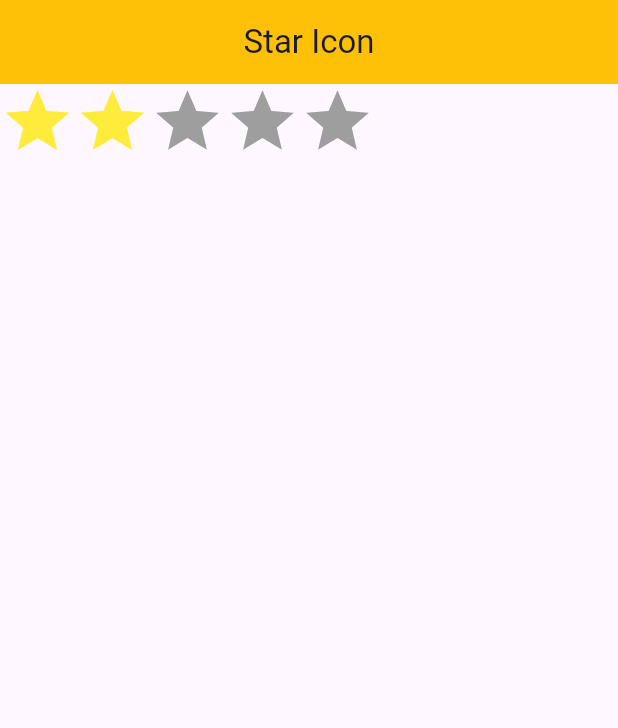
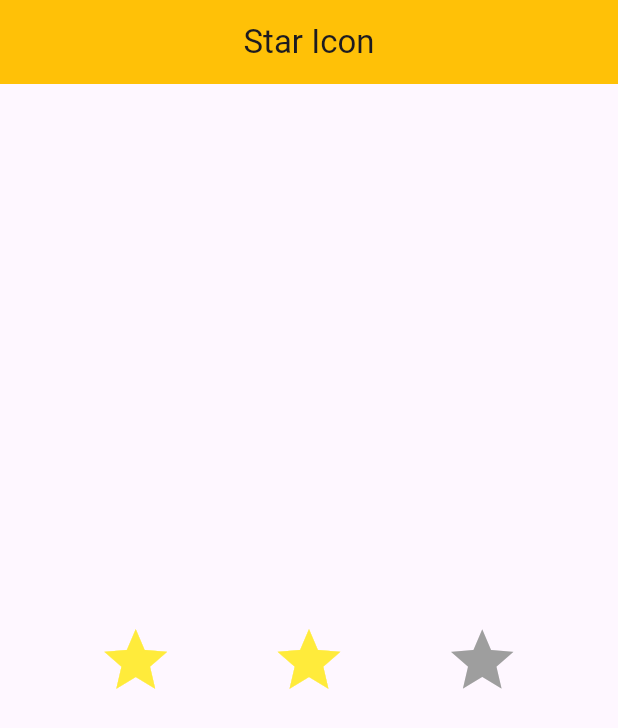
Before and after one commit to iftekharul01/LabClassCSE414, a Flutter app: the screen it shows after launch, on a phone screen of 412 x 824 dp. Shown: the top 728 px of the screen. Run offline on Flutter 3.47's test engine with Material 3 defaults, Android fonts, the phone set to English and light mode, and no system bars.

Commit message:
design star

```diff
--- a/flutter_application_1/lib/main.dart
+++ b/flutter_application_1/lib/main.dart
@@ -18,7 +18,10 @@ class Lab05 extends StatelessWidget {
             backgroundColor: Colors.amber,
             centerTitle: true,
           ),
-          body: Row(
+          body: Container(
+            height: double.infinity,
+            child: Row(
+              mainAxisAlignment: MainAxisAlignment.spaceEvenly,
               children: [
                 Icon(
                   Icons.star,
@@ -36,17 +39,8 @@ class Lab05 extends StatelessWidget {
                   color: Colors.grey,
                   size: 50,
                 ),
-              Icon(
-                Icons.star,
-                color: Colors.grey,
-                size: 50,
+              ],
             ),
-              Icon(
-                Icons.star,
-                color: Colors.grey,
-                size: 50,
-              ),
-            ],
           )),
     );
   }
```
Also changed, not shown: flutter_application_1/assets/shoe.png (added). Lines whose indentation alone changed are shown as unchanged.
